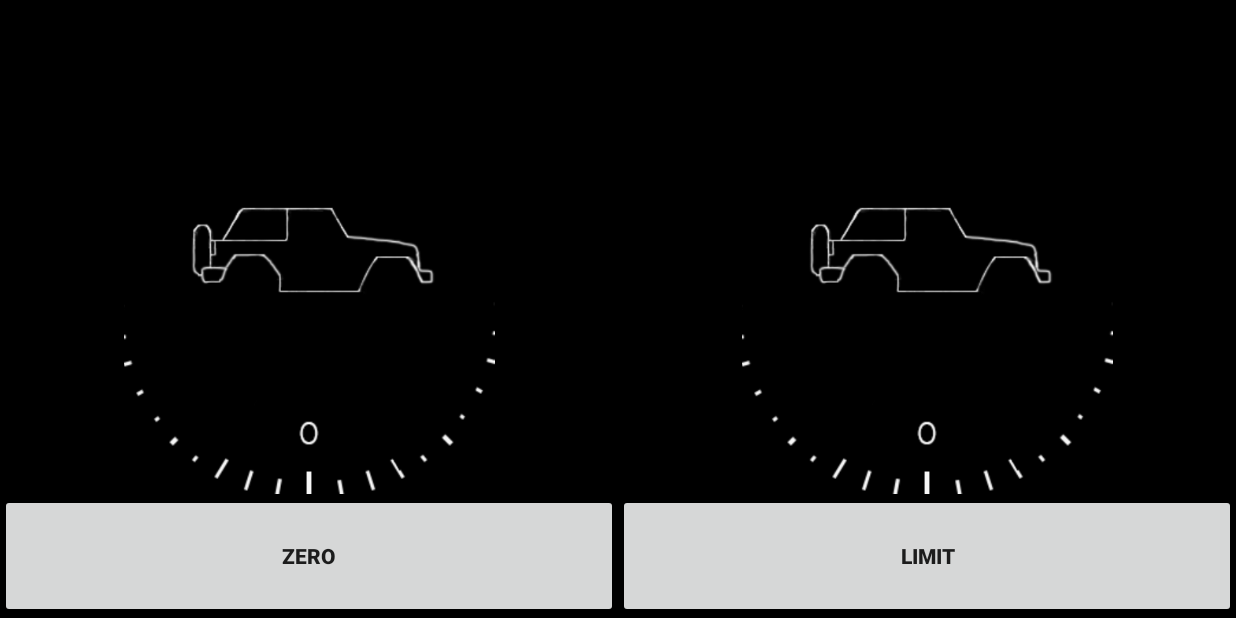
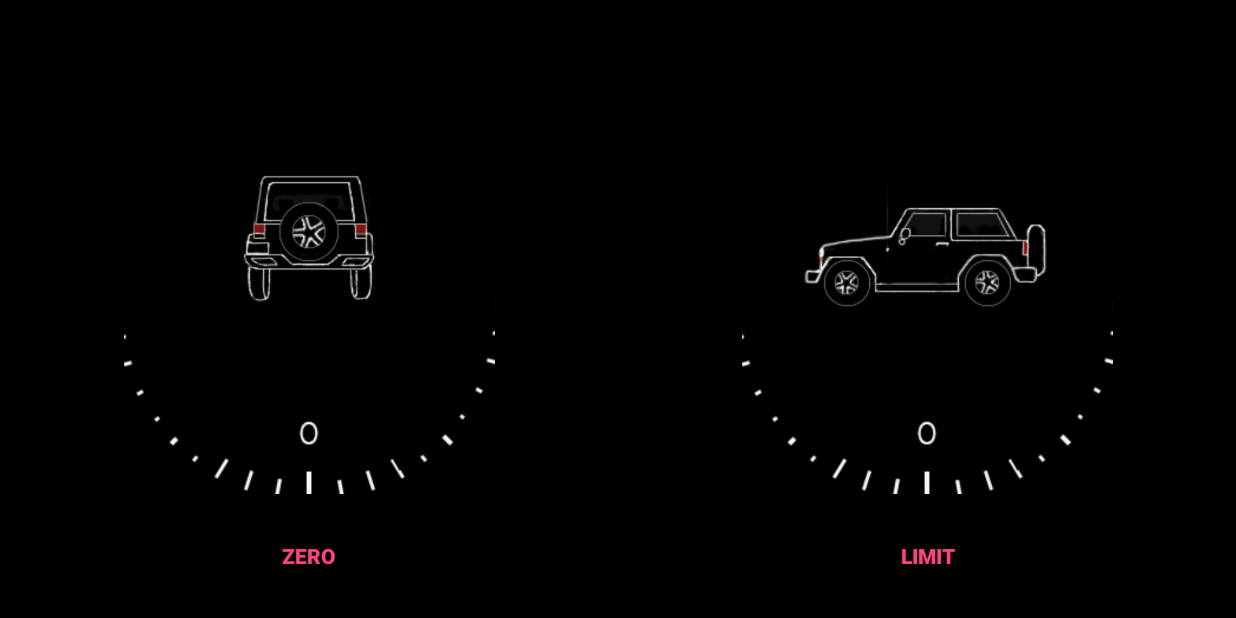
Before and after one commit to jmtrafny/OffRoadCompanion, an Android app: the OrientationActivity screen opened directly, with no data from a screen before it, on a phone screen of 824 x 412 dp (held sideways). Run offline under Robolectric (Android 15) with nearby library versions, the phone set to English and light mode, and no system bars; Roboto replaces fonts that are not available here.

Commit message:
Updated roll and pitch indicators

```diff
--- a/app/src/main/res/layout-land/activity_orientation.xml
+++ b/app/src/main/res/layout-land/activity_orientation.xml
@@ -58,7 +58,7 @@
                 android:id="@+id/imageViewCircle1"
                 android:layout_width="fill_parent"
                 android:layout_height="fill_parent"
-                android:src="@drawable/pitch_indicator" />
+                android:src="@drawable/roll_indicator" />
         </FrameLayout>
 
         <FrameLayout
@@ -87,16 +87,19 @@
         android:layout_width="match_parent"
         android:layout_height="0dp"
         android:layout_weight="1"
-        android:weightSum="2">
+        android:weightSum="2"
+        style="?android:attr/buttonBarStyle">
 
         <Button
             android:id="@+id/ZeroButton"
+            style="?android:attr/buttonBarButtonStyle"
             android:layout_width="0dp"
             android:layout_height="match_parent"
             android:layout_weight="1"
             android:onClick="zeroButtonClicked"
             android:padding="20dp"
             android:text="Zero"
+            android:textColorLink="@color/colorAccent"
             android:textStyle="bold" />
 
         <Button
@@ -108,7 +111,7 @@
             android:padding="20dp"
             android:id="@+id/orientationButtonLimit"
             android:onClick="limitOrientationClicked"
-            />
+            style="?android:attr/buttonBarButtonStyle"/>
 
     </LinearLayout>
 
--- a/app/src/main/res/layout/activity_orientation.xml
+++ b/app/src/main/res/layout/activity_orientation.xml
@@ -84,6 +84,8 @@
 
     <LinearLayout
         android:orientation="horizontal"
+
+        style="?android:attr/buttonBarStyle"
         android:layout_width="match_parent"
         android:layout_height="0dp"
         android:layout_weight="1"
```
Also changed, not shown: app/src/main/res/drawable/pitch_indicator.png, app/src/main/res/drawable/roll_indicator.png (added), app/src/main/res/mipmap-hdpi/pitch_indicator.png, app/src/main/res/mipmap-hdpi/roll_indicator.png (added), app/src/main/res/mipmap-mdpi/pitch_indicator.png, app/src/main/res/mipmap-mdpi/roll_indicator.png (added), app/src/main/res/mipmap-xhdpi/pitch_indicator.png, app/src/main/res/mipmap-xhdpi/roll_indicator.png (added), app/src/main/res/mipmap-xxhdpi/pitch_indicator.png, app/src/main/res/mipmap-xxhdpi/roll_indicator.png (added), app/src/main/res/mipmap-xxxhdpi/pitch_indicator.png, app/src/main/res/mipmap-xxxhdpi/roll_indicator.png (added).
